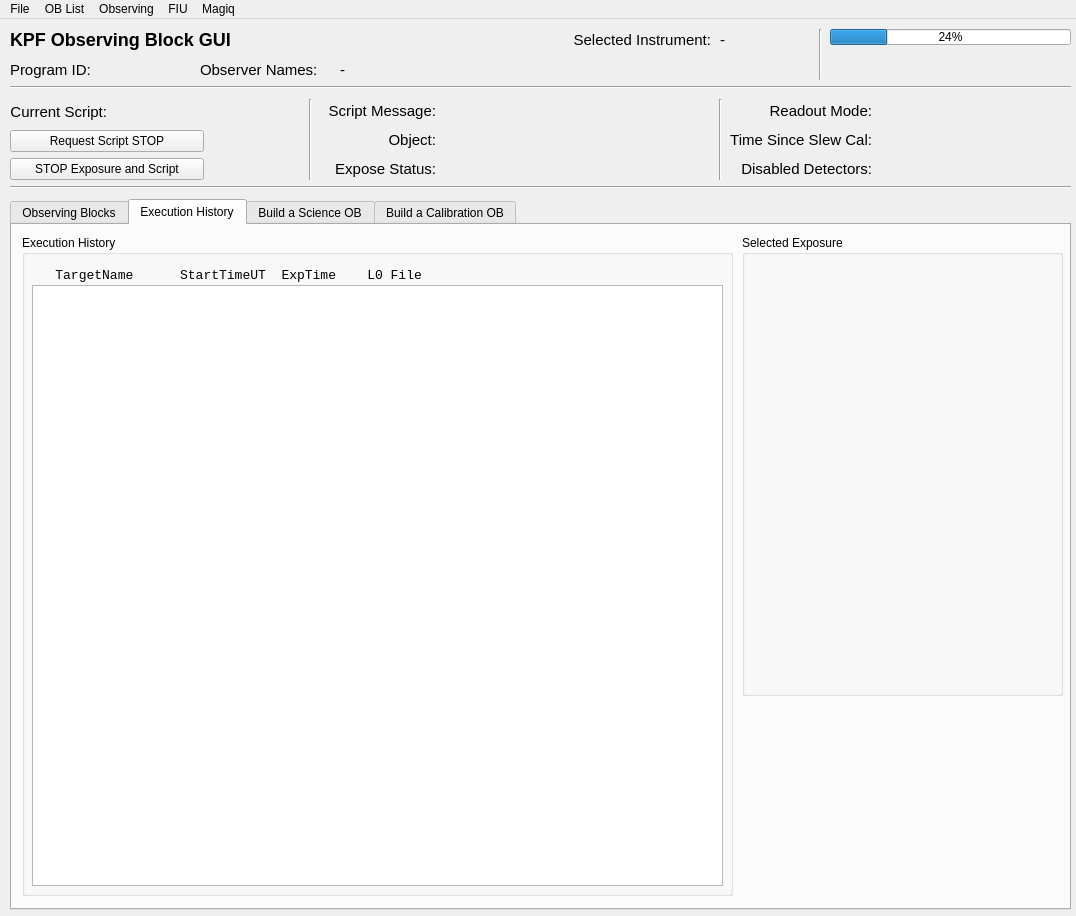
KeckObservatory/KPFTranslator, file kpf/OB_GUI/KPF_OB_GUI.ui: the form before one commit.
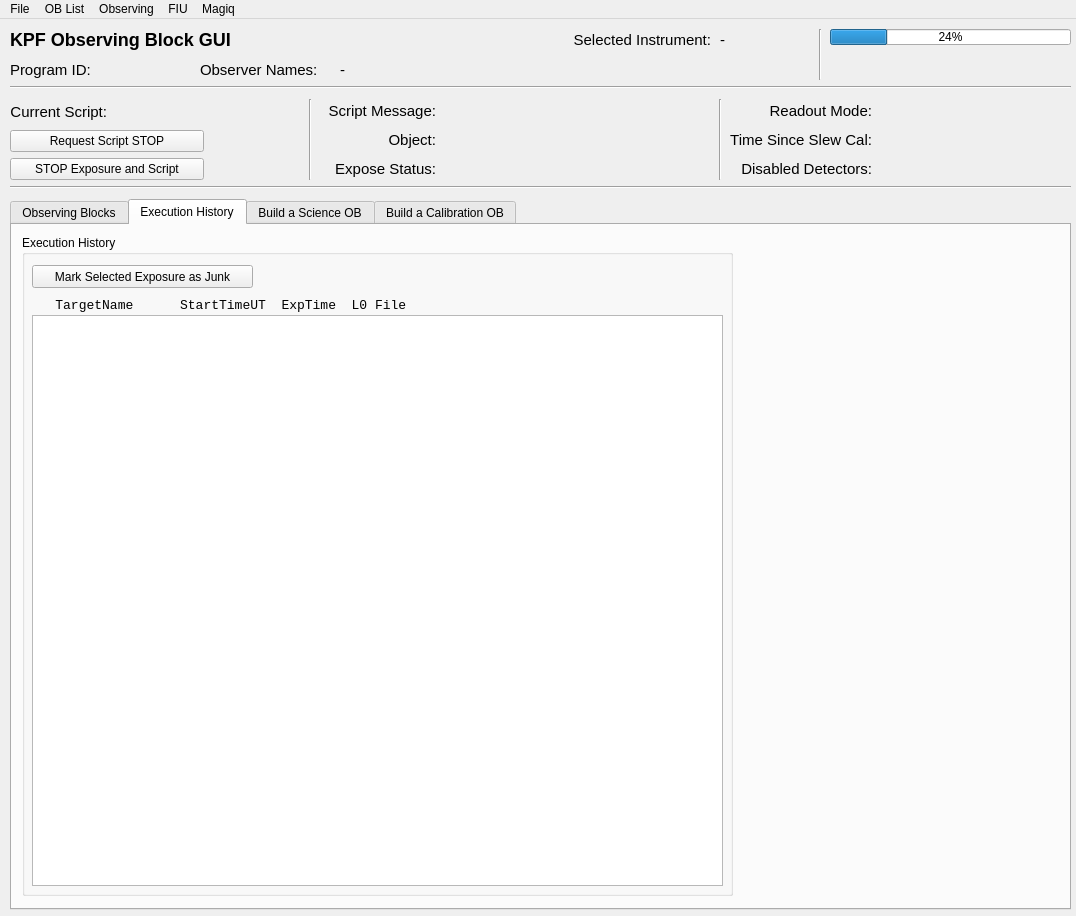
The form after the commit. The open tabs and pages were chosen to show the change.

Commit message: Include mark exposure junk button

Diff of the .ui file:
```diff
--- a/kpf/OB_GUI/KPF_OB_GUI.ui
+++ b/kpf/OB_GUI/KPF_OB_GUI.ui
@@ -866,9 +866,9 @@
        <property name="geometry">
         <rect>
          <x>10</x>
-         <y>50</y>
+         <y>80</y>
          <width>691</width>
-         <height>601</height>
+         <height>571</height>
         </rect>
        </property>
        <property name="font">
@@ -885,7 +885,7 @@
        <property name="geometry">
         <rect>
          <x>10</x>
-         <y>30</y>
+         <y>60</y>
          <width>571</width>
          <height>21</height>
         </rect>
@@ -897,22 +897,22 @@
         </font>
        </property>
        <property name="text">
-        <string>   TargetName      StartTimeUT  ExpTime    L0 File</string>
+        <string>   TargetName      StartTimeUT  ExpTime  L0 File</string>
        </property>
       </widget>
-     </widget>
-     <widget class="QGroupBox" name="groupBox_9">
+      <widget class="QPushButton" name="MarkExposureJunk">
       <property name="geometry">
        <rect>
-        <x>730</x>
-        <y>10</y>
-        <width>321</width>
-        <height>461</height>
-       </rect>
-      </property>
-      <property name="title">
-       <string>Selected Exposure</string>
-      </property>
+         <x>10</x>
+         <y>30</y>
+         <width>221</width>
+         <height>23</height>
+        </rect>
+       </property>
+       <property name="text">
+        <string>Mark Selected Exposure as Junk</string>
+       </property>
+      </widget>
      </widget>
     </widget>
     <widget class="QWidget" name="ScienceOB">
```
Lines whose indentation alone changed are shown as unchanged.
